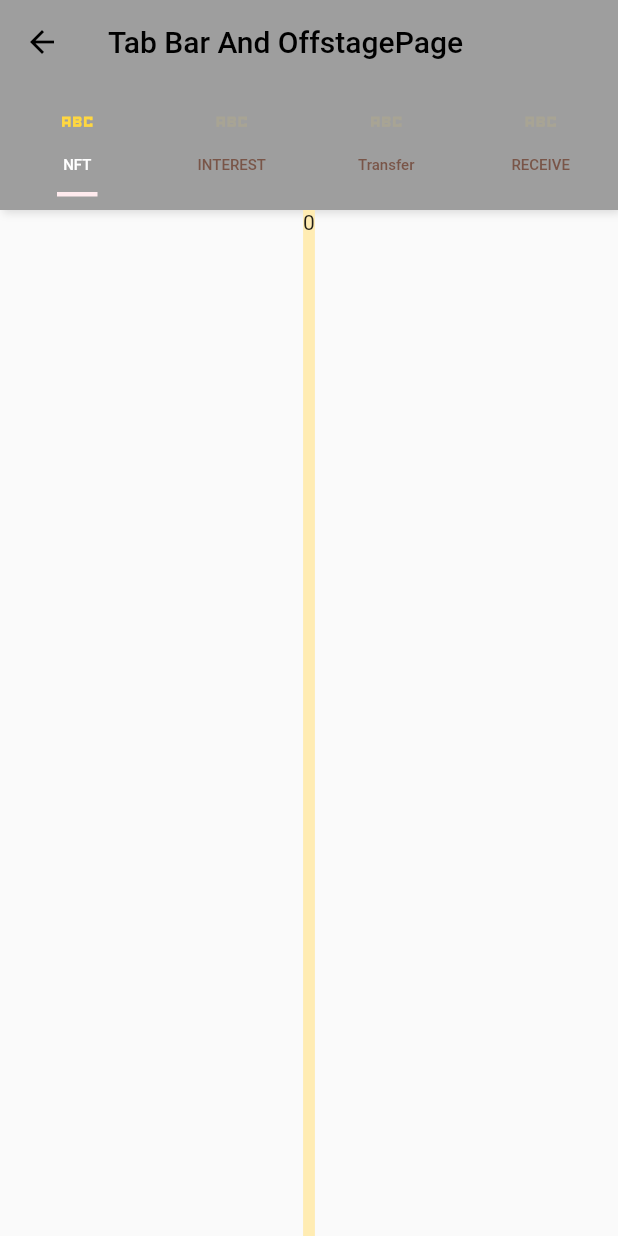
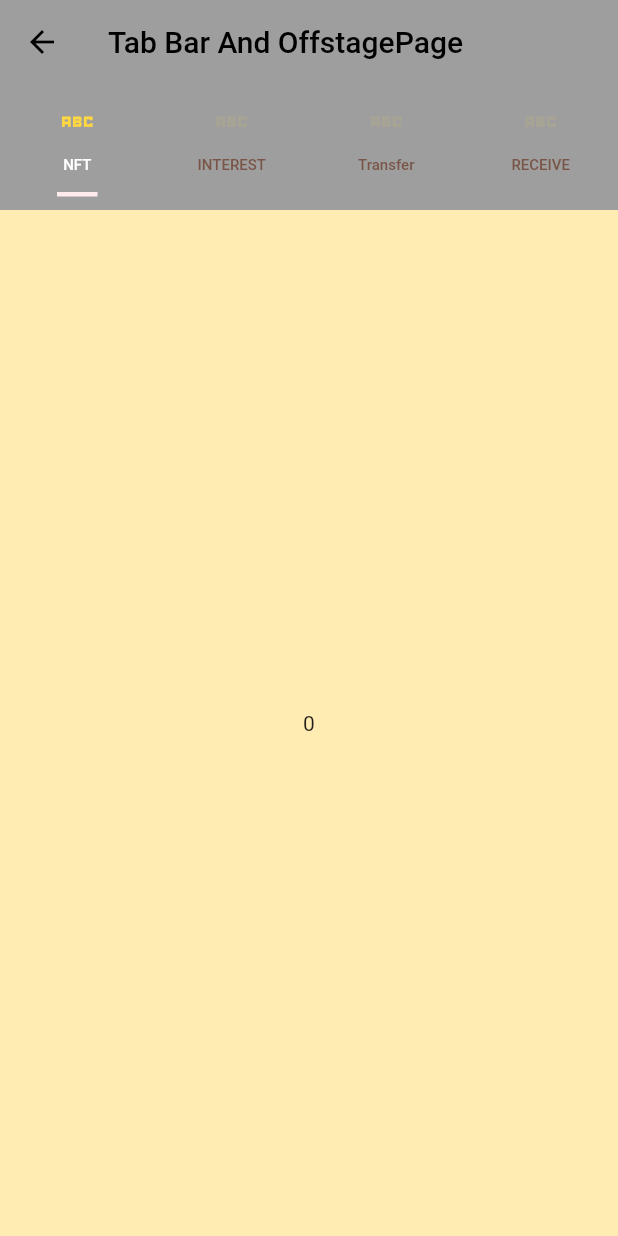
Before and after one commit to Salmonberry/Collapse, a Flutter app: the TabBarAndOffstagePage screen opened by its route, on a phone screen of 412 x 824 dp. Run offline on Flutter 3.47's test engine with Material 2 defaults, Android fonts, the phone set to English and light mode, and no system bars; our stand-ins replace cached_network_image, date_format, dropdown_button2, flutter_image_compress, fluttertoast, get_it and 4 more.

Commit message:
update: amend content builder

```diff
--- a/lib/src/layout/tab/tab_bar_and_offstage/tab_bar_and_offstage_page.dart
+++ b/lib/src/layout/tab/tab_bar_and_offstage/tab_bar_and_offstage_page.dart
@@ -99,6 +99,9 @@ class _TabBarAndOffstagePageState extends State<TabBarAndOffstagePage>
   //       ),
   //     );
 
-  Widget _buildContent(int currentIndex) =>
-      Container(color: Colors.amber.shade100, child: _pages[currentIndex]);
+  Widget _buildContent(int currentIndex) => Container(
+      width: double.maxFinite,
+      alignment: Alignment.center,
+      color: Colors.amber.shade100,
+      child: _pages[currentIndex]);
 }
```
